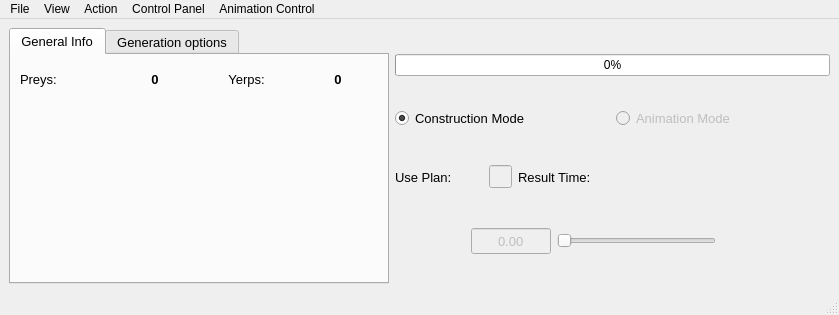
Qt form mainwindow.ui (Frostmourneee/MT-TSP) before a commit.
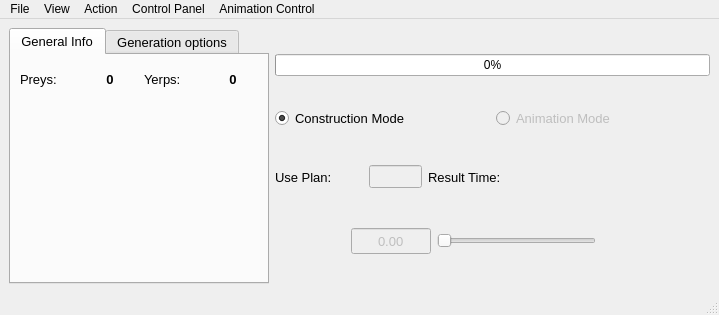
The same form after that commit.

What changed in the file:
```diff
--- a/mainwindow.ui
+++ b/mainwindow.ui
@@ -25,13 +25,13 @@
       </property>
       <property name="minimumSize">
        <size>
-        <width>380</width>
+        <width>260</width>
         <height>0</height>
        </size>
       </property>
       <property name="maximumSize">
        <size>
-        <width>380</width>
+        <width>260</width>
         <height>16777215</height>
        </size>
       </property>
@@ -67,7 +67,7 @@
          <rect>
           <x>9</x>
           <y>9</y>
-          <width>361</width>
+          <width>241</width>
           <height>31</height>
          </rect>
         </property>
@@ -112,7 +112,7 @@
             <string>Yerps:</string>
            </property>
            <property name="alignment">
-            <set>Qt::AlignCenter</set>
+            <set>Qt::AlignLeading|Qt::AlignLeft|Qt::AlignVCenter</set>
            </property>
           </widget>
          </item>
@@ -274,13 +274,13 @@
          <widget class="QLabel" name="labelT">
           <property name="minimumSize">
            <size>
-            <width>120</width>
+            <width>90</width>
             <height>0</height>
            </size>
           </property>
           <property name="maximumSize">
            <size>
-            <width>120</width>
+            <width>90</width>
             <height>16777215</height>
            </size>
           </property>
@@ -291,6 +291,12 @@
             <bold>true</bold>
            </font>
           </property>
+          <property name="frameShape">
+           <enum>QFrame::NoFrame</enum>
+          </property>
+          <property name="lineWidth">
+           <number>1</number>
+          </property>
           <property name="text">
            <string/>
           </property>
```
